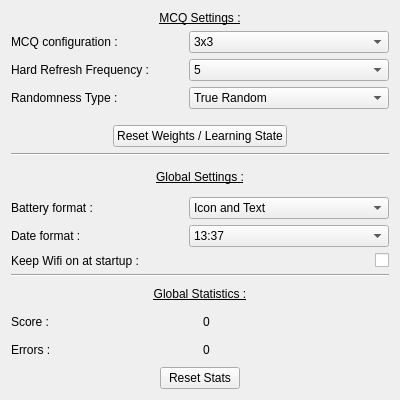
Qt form Src/appsettings.ui (Aryetis/Obenkyobo) before a commit.
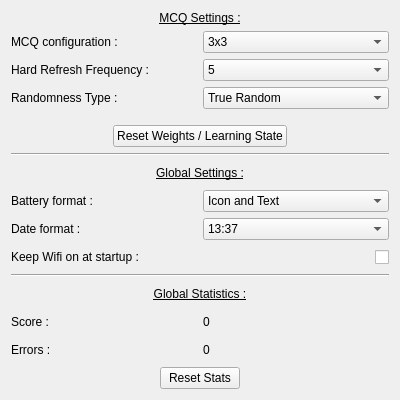
The same form after that commit.

Commit message: fixing appSettings ui, screenSettings ui, fontSettings ui, trying stuff for welcomePage

Patch:
```diff
--- a/Src/appsettings.ui
+++ b/Src/appsettings.ui
@@ -38,7 +38,7 @@
       </widget>
      </item>
      <item>
-      <layout class="QHBoxLayout" name="nbrOfEntryLinesSettings" stretch="0,0,0">
+      <layout class="QHBoxLayout" name="nbrOfEntryLinesSettings" stretch="1,1">
        <property name="topMargin">
         <number>0</number>
        </property>
@@ -47,35 +47,28 @@
        </property>
        <item>
         <widget class="QLabel" name="nbrOfEntryLinesLabel">
+         <property name="sizePolicy">
+          <sizepolicy hsizetype="Preferred" vsizetype="Preferred">
+           <horstretch>0</horstretch>
+           <verstretch>0</verstretch>
+          </sizepolicy>
+         </property>
          <property name="text">
           <string>MCQ configuration :</string>
          </property>
         </widget>
        </item>
-       <item>
-        <spacer name="horizontalSpacer_6">
-         <property name="orientation">
-          <enum>Qt::Horizontal</enum>
-         </property>
-         <property name="sizeHint" stdset="0">
-          <size>
-           <width>40</width>
-           <height>20</height>
-          </size>
-         </property>
-        </spacer>
-       </item>
        <item>
         <widget class="QComboBox" name="nbrOfEntryLinesDropdown">
          <property name="sizePolicy">
-          <sizepolicy hsizetype="Expanding" vsizetype="Fixed">
+          <sizepolicy hsizetype="Preferred" vsizetype="Preferred">
            <horstretch>0</horstretch>
            <verstretch>0</verstretch>
           </sizepolicy>
          </property>
          <property name="minimumSize">
           <size>
-           <width>200</width>
+           <width>0</width>
            <height>0</height>
           </size>
          </property>
@@ -108,38 +101,31 @@
       </layout>
      </item>
      <item>
-      <layout class="QHBoxLayout" name="HardRefreshSetting" stretch="0,0,0">
+      <layout class="QHBoxLayout" name="HardRefreshSetting" stretch="1,1">
        <item>
         <widget class="QLabel" name="HardRefreshLabel">
+         <property name="sizePolicy">
+          <sizepolicy hsizetype="Preferred" vsizetype="Preferred">
+           <horstretch>0</horstretch>
+           <verstretch>0</verstretch>
+          </sizepolicy>
+         </property>
          <property name="text">
           <string>Hard Refresh Frequency :</string>
          </property>
         </widget>
        </item>
-       <item>
-        <spacer name="horizontalSpacer_7">
-         <property name="orientation">
-          <enum>Qt::Horizontal</enum>
-         </property>
-         <property name="sizeHint" stdset="0">
-          <size>
-           <width>40</width>
-           <height>20</height>
-          </size>
-         </property>
-        </spacer>
-       </item>
        <item>
         <widget class="QComboBox" name="HardRefreshDropdown">
          <property name="sizePolicy">
-          <sizepolicy hsizetype="Expanding" vsizetype="Fixed">
+          <sizepolicy hsizetype="Preferred" vsizetype="Preferred">
            <horstretch>0</horstretch>
            <verstretch>0</verstretch>
           </sizepolicy>
          </property>
          <property name="minimumSize">
           <size>
-           <width>200</width>
+           <width>0</width>
            <height>0</height>
           </size>
          </property>
@@ -182,7 +168,7 @@
       </layout>
      </item>
      <item>
-      <layout class="QHBoxLayout" name="RandomnessSetting" stretch="0,0,0">
+      <layout class="QHBoxLayout" name="RandomnessSetting" stretch="1,1">
        <property name="topMargin">
         <number>0</number>
        </property>
@@ -193,30 +179,17 @@
          </property>
         </widget>
        </item>
-       <item>
-        <spacer name="horizontalSpacer_8">
-         <property name="orientation">
-          <enum>Qt::Horizontal</enum>
-         </property>
-         <property name="sizeHint" stdset="0">
-          <size>
-           <width>40</width>
-           <height>20</height>
-          </size>
-         </property>
-        </spacer>
-       </item>
        <item>
         <widget class="QComboBox" name="RandomnessDropdown">
          <property name="sizePolicy">
-          <sizepolicy hsizetype="Expanding" vsizetype="Fixed">
+          <sizepolicy hsizetype="Preferred" vsizetype="Preferred">
            <horstretch>0</horstretch>
            <verstretch>0</verstretch>
           </sizepolicy>
          </property>
          <property name="minimumSize">
           <size>
-           <width>200</width>
+           <width>0</width>
            <height>0</height>
           </size>
          </property>
@@ -307,7 +280,7 @@
       </widget>
      </item>
      <item>
-      <layout class="QHBoxLayout" name="BatteryIndicator">
+      <layout class="QHBoxLayout" name="BatteryIndicator" stretch="1,1">
        <property name="topMargin">
         <number>0</number>
        </property>
@@ -318,30 +291,17 @@
          </property>
         </widget>
        </item>
-       <item>
-        <spacer name="horizontalSpacer">
-         <property name="orientation">
-          <enum>Qt::Horizontal</enum>
-         </property>
-         <property name="sizeHint" stdset="0">
-          <size>
-           <width>40</width>
-           <height>20</height>
-          </size>
-         </property>
-        </spacer>
-       </item>
        <item>
         <widget class="QComboBox" name="BatteryIndicatorDropdown">
          <property name="sizePolicy">
-          <sizepolicy hsizetype="Expanding" vsizetype="Fixed">
+          <sizepolicy hsizetype="Preferred" vsizetype="Preferred">
            <horstretch>0</horstretch>
            <verstretch>0</verstretch>
           </sizepolicy>
          </property>
          <property name="minimumSize">
           <size>
-           <width>200</width>
+           <width>0</width>
            <height>0</height>
           </size>
          </property>
@@ -371,7 +331,7 @@
       </layout>
      </item>
      <item>
-      <layout class="QHBoxLayout" name="DateDisplayFormat" stretch="0,0,0">
+      <layout class="QHBoxLayout" name="DateDisplayFormat" stretch="1,1">
        <item>
         <widget class="QLabel" name="DateDisplayFormatLabel">
          <property name="text">
@@ -379,30 +339,17 @@
          </property>
         </widget>
        </item>
-       <item>
-        <spacer name="horizontalSpacer_9">
-         <property name="orientation">
-          <enum>Qt::Horizontal</enum>
-         </property>
-         <property name="sizeHint" stdset="0">
-          <size>
-           <width>40</width>
-           <height>20</height>
-          </size>
-         </property>
-        </spacer>
-       </item>
        <item>
         <widget class="QComboBox" name="DateDisplayFormatDropdown">
          <property name="sizePolicy">
-          <sizepolicy hsizetype="Expanding" vsizetype="Fixed">
+          <sizepolicy hsizetype="Preferred" vsizetype="Preferred">
            <horstretch>0</horstretch>
            <verstretch>0</verstretch>
           </sizepolicy>
          </property>
          <property name="minimumSize">
           <size>
-           <width>200</width>
+           <width>0</width>
            <height>0</height>
           </size>
          </property>
@@ -434,6 +381,12 @@
        </item>
        <item>
         <widget class="QCheckBox" name="WifiCheckBox">
+         <property name="sizePolicy">
+          <sizepolicy hsizetype="Preferred" vsizetype="Preferred">
+           <horstretch>0</horstretch>
+           <verstretch>0</verstretch>
+          </sizepolicy>
+         </property>
          <property name="layoutDirection">
           <enum>Qt::RightToLeft</enum>
          </property>
```
Left out of the diff: 12 changed lines with no effect on the pictures. The commit also changes 4 other files.
